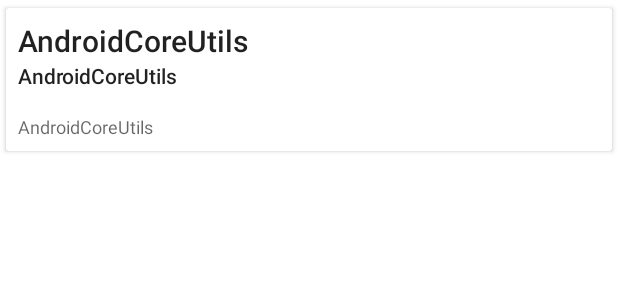
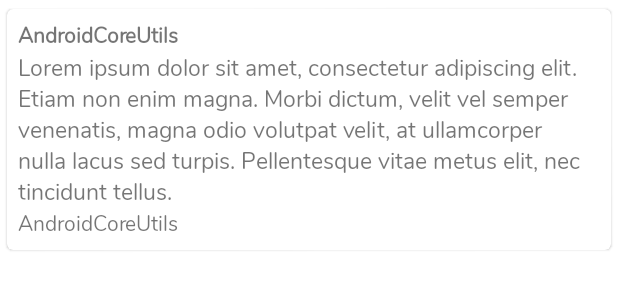
Before and after one commit to anthonyngure/AndroidCoreUtils, an Android app: the layout item_post.xml on its own in the app's theme, with its tools: preview values and no code run, on a phone screen of 412 x 824 dp. Shown: the top 300 px of the screen. Run offline under Robolectric (Android 15) with nearby library versions, the phone set to English and light mode, and no system bars.

```diff
--- a/app/src/main/java/ke/co/toshngure/androidcoreutils/posts/PostsFragment.kt
+++ b/app/src/main/java/ke/co/toshngure/androidcoreutils/posts/PostsFragment.kt
@@ -58,5 +58,10 @@ class PostsFragment : PagingFragment<Post, Post, Any>() {
         }
     }
 
+    override fun onSetUpBottomViewContainer(container: FrameLayout) {
+        super.onSetUpBottomViewContainer(container)
+        layoutInflater.inflate(R.layout.fragment_posts_bottom_view, container, true)
+    }
+
 
 }
--- a/app/src/main/res/layout/fragment_posts_bottom_view.xml
+++ b/app/src/main/res/layout/fragment_posts_bottom_view.xml
@@ -8,4 +8,5 @@
     tools:context=".BlankFragment">
 
 
+
 </FrameLayout>
--- a/app/src/main/res/layout/item_post.xml
+++ b/app/src/main/res/layout/item_post.xml
@@ -1,11 +1,11 @@
 <?xml version="1.0" encoding="utf-8"?>
-<androidx.cardview.widget.CardView xmlns:android="http://schemas.android.com/apk/res/android"
+<com.google.android.material.card.MaterialCardView xmlns:android="http://schemas.android.com/apk/res/android"
     xmlns:app="http://schemas.android.com/apk/res-auto"
     android:layout_width="match_parent"
     android:layout_height="wrap_content"
-                                   app:cardUseCompatPadding="true"
+    android:layout_margin="1.5dp"
     app:cardMaxElevation="2dp"
-                                   android:layout_margin="1.5dp">
+    app:cardUseCompatPadding="true">
 
     <LinearLayout
         android:layout_width="match_parent"
@@ -14,28 +14,26 @@
         android:padding="@dimen/list_row_padding">
 
         <TextView
-                style="@style/TextAppearance.AppCompat.Title"
             android:id="@+id/titleTV"
             android:layout_width="match_parent"
             android:layout_height="wrap_content"
-                android:text="@string/app_name"/>
+            android:textStyle="bold"
+            android:text="@string/app_name" />
 
         <TextView
-                style="@style/TextAppearance.AppCompat.Body2"
             android:id="@+id/bodyTV"
             android:layout_width="match_parent"
             android:layout_height="wrap_content"
-                android:text="@string/app_name"
-                android:layout_marginBottom="@dimen/fab_margin"/>
+            android:textSize="15sp"
+            android:text="@string/lorem_text" />
 
 
         <TextView
-                style="@style/TextAppearance.AppCompat.Caption"
             android:id="@+id/viewsTV"
             android:layout_width="match_parent"
             android:layout_height="wrap_content"
-                android:text="@string/app_name"/>
+            android:text="@string/app_name" />
 
     </LinearLayout>
 
-</androidx.cardview.widget.CardView>
+</com.google.android.material.card.MaterialCardView>
--- a/app/src/main/res/values/colors.xml
+++ b/app/src/main/res/values/colors.xml
@@ -1,6 +1,6 @@
 <?xml version="1.0" encoding="utf-8"?>
 <resources>
-    <color name="colorPrimary">#008577</color>
+    <!--<color name="colorPrimary">#008577</color>
     <color name="colorPrimaryDark">#00574B</color>
-    <color name="colorAccent">#D81B60</color>
+    <color name="colorAccent">#D81B60</color>-->
 </resources>
--- a/app/src/main/res/values/styles.xml
+++ b/app/src/main/res/values/styles.xml
@@ -6,6 +6,9 @@
         <item name="colorPrimary">@color/colorPrimary</item>
         <item name="colorPrimaryDark">@color/colorPrimaryDark</item>
         <item name="colorAccent">@color/colorAccent</item>
+        <item name="android:fontFamily">@font/nunito_regular</item>
+        <!-- target android sdk versions < 26 and > 14 if theme other than AppCompat -->
+        <item name="fontFamily">@font/nunito_regular</item>
     </style>
 
     <style name="AppTheme.NoActionBar">
--- a/basecode/src/main/res/layout/basecode_fragment_base_app.xml
+++ b/basecode/src/main/res/layout/basecode_fragment_base_app.xml
@@ -63,7 +63,7 @@
             <FrameLayout
                 android:id="@+id/contentViewContainer"
                 android:layout_width="match_parent"
-                android:layout_height="match_parent"
+                android:layout_height="10dp"
                 android:layout_above="@id/bottomViewContainer"
                 android:layout_below="@id/topViewContainer"
                 tools:background="@color/colorAccent"/>
--- a/basecode/src/main/res/values/colors.xml
+++ b/basecode/src/main/res/values/colors.xml
@@ -1,9 +1,9 @@
 <?xml version="1.0" encoding="utf-8"?>
 <resources>
-    <color name="colorPrimary">#607D8B</color>
-    <color name="colorPrimaryDark">#455A64</color>
-    <color name="colorPrimaryLight">#CFD8DC</color>
-    <color name="colorAccent">#4CAF50</color>
+    <color name="colorPrimary">#009688</color>
+    <color name="colorPrimaryDark">#00796B</color>
+    <color name="colorPrimaryLight">#B2DFDB</color>
+    <color name="colorAccent">#FF5722</color>
     <color name="colorPrimaryText">#212121</color>
     <color name="colorSecondaryText">#757575</color>
     <color name="colorIcons">#FFFFFF</color>
--- a/build.gradle
+++ b/build.gradle
@@ -1,14 +1,14 @@
 // Top-level build file where you can add configuration options common to all sub-projects/modules.
 
 buildscript {
-    ext.kotlin_version = '1.3.50'
+    ext.kotlin_version = '1.3.61'
     repositories {
         google()
         jcenter()
 
     }
     dependencies {
-        classpath 'com.android.tools.build:gradle:3.6.0-beta04'
+        classpath 'com.android.tools.build:gradle:3.6.0-rc03'
         classpath "org.jetbrains.kotlin:kotlin-gradle-plugin:$kotlin_version"
         classpath "androidx.navigation:navigation-safe-args-gradle-plugin:2.1.0"
         classpath 'com.github.dcendents:android-maven-gradle-plugin:2.1'
```
Also changed, not shown: app/src/main/res/layout/fragment_main.xml (+15 -10 lines), app/src/main/res/font/nunito_light.ttf (added), app/src/main/res/font/nunito_regular.ttf (added), app/src/main/res/font/nunito_semi_bold.ttf (added), gradle/wrapper/gradle-wrapper.properties. Lines whose indentation alone changed are shown as unchanged.
